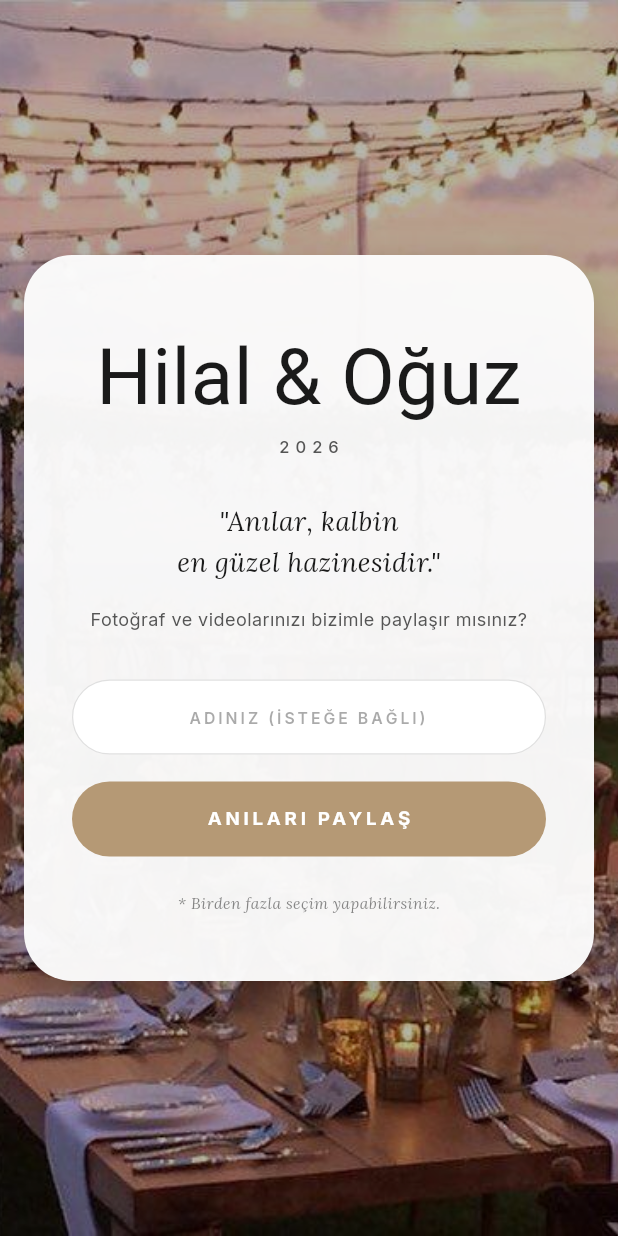
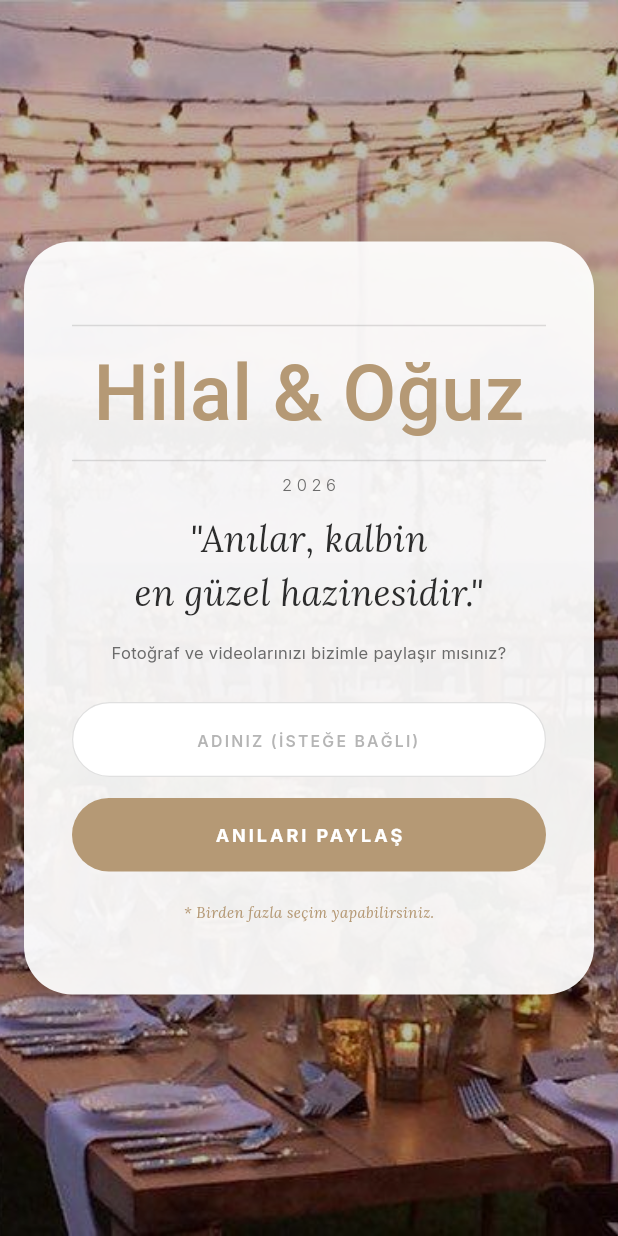
Before and after one commit to zehraygtgl/wedding-project, a Flutter app: the screen it shows after launch, on a phone screen of 412 x 824 dp. Run offline on Flutter 3.47's test engine with Material 3 defaults, Android fonts, the phone set to English and light mode, and no system bars; our stand-ins replace google_fonts; missing offline and left inert: dart:html.

Commit message:
Refactor: Update color scheme and typography for improved aesthetics and clarity
Co-authored-by: Copilot <copilot@github.com>

```diff
--- a/lib/main.dart
+++ b/lib/main.dart
@@ -39,10 +39,11 @@ class _WeddingUploadPageState extends State<WeddingUploadPage> {
 
   final TextEditingController _nameController = TextEditingController();
 
-  final Color kartBeyazi = const Color(0xFFFDFDFD);
   final Color vizonAltin = const Color(0xFFB59975);
-  final Color koyuYazi = const Color(0xFF1A1A1A);
-  final Color softYazi = const Color(0xFF555555);
+  final Color koyuYazi = const Color(
+    0xFF2C2C2C,
+  ); // Yazılar şık fontu göstersin diye optimize edildi
+  final Color softYazi = const Color(0xFF6B6B6B);
 
   @override
   void dispose() {
@@ -56,8 +57,6 @@ class _WeddingUploadPageState extends State<WeddingUploadPage> {
     uploadInput.multiple = true;
     uploadInput.accept = 'image/*,video/*';
 
-    // 💡 ÇÖZÜM: Döngü başlamadan önce girilen ismi yerel bir değişkene sabitliyoruz.
-    // Böylece 'null is not a subtype of TextEditingController' hatası KESİNLİKLE engelleniyor.
     final String staticUploaderName = _nameController.text;
 
     uploadInput.click();
@@ -99,8 +98,6 @@ class _WeddingUploadPageState extends State<WeddingUploadPage> {
           request.files.add(multipartFile);
           request.fields['filename'] = file.name;
           request.fields['mimeType'] = file.type;
-
-          // Sabitlediğimiz ismi güvenli bir şekilde gönderiyoruz
           request.fields['uploaderName'] = staticUploaderName;
 
           final streamedResponse = await request.send();
@@ -146,6 +143,7 @@ class _WeddingUploadPageState extends State<WeddingUploadPage> {
     return Scaffold(
       body: Stack(
         children: [
+          // Ahşap Salon Arka Planı
           Container(
             decoration: const BoxDecoration(
               image: DecorationImage(
@@ -154,56 +152,63 @@ class _WeddingUploadPageState extends State<WeddingUploadPage> {
               ),
             ),
           ),
-          Container(color: Colors.black.withOpacity(0.28)),
+          Container(color: Colors.black.withOpacity(0.25)),
 
           Center(
             child: Padding(
               padding: const EdgeInsets.all(16.0),
               child: Container(
-                constraints: const BoxConstraints(maxWidth: 395),
+                constraints: const BoxConstraints(maxWidth: 390),
                 decoration: BoxDecoration(
-                  color: kartBeyazi.withOpacity(0.96),
+                  color: Colors.white.withOpacity(
+                    0.93,
+                  ), // Hafif saydam asil kart
                   borderRadius: BorderRadius.circular(32),
                   boxShadow: [
                     BoxShadow(
-                      color: Colors.black.withOpacity(0.15),
-                      blurRadius: 25,
-                      offset: const Offset(0, 10),
+                      color: Colors.black.withOpacity(0.12),
+                      blurRadius: 20,
+                      offset: const Offset(0, 8),
                     ),
                   ],
                 ),
                 padding: const EdgeInsets.symmetric(
                   horizontal: 32.0,
-                  vertical: 44.0,
+                  vertical: 48.0,
                 ),
                 child: Column(
                   mainAxisSize: MainAxisSize.min,
                   children: [
+                    Divider(color: Colors.black12),
+                    // 💡 YENİ İSİM FONTU: İnce, kaba durmayan ve aşırı şık olan Baskerville / Garamond kombinasyonu
                     Text(
                       "Hilal & Oğuz",
                       style: GoogleFonts.pinyonScript(
                         fontSize:
                             52, // Kabalığı önlemek için yazı boyutunu ve rengini optimize ettik
-                        color: koyuYazi,
+                        color: vizonAltin,
+                        fontWeight: FontWeight.w500,
                       ),
                       textAlign: TextAlign.center,
                     ),
-                    const SizedBox(height: 2),
+                    Divider(color: Colors.black12),
+
                     Text(
                       "2026",
                       style: GoogleFonts.inter(
                         fontSize: 11,
-                        fontWeight: FontWeight.w500,
+                        fontWeight: FontWeight.w300,
                         color: softYazi,
-                        letterSpacing: 4,
+                        letterSpacing: 3,
                       ),
                     ),
-                    const SizedBox(height: 28),
+                    const SizedBox(height: 10),
 
+                    // 💡 ŞIİRSEL SÖZ: Çok daha asil ve modern duran şık Lora Serif yazı tipi
                     Text(
                       "\"Anılar, kalbin\nen güzel hazinesidir.\"",
                       style: GoogleFonts.lora(
-                        fontSize: 18,
+                        fontSize: 24,
                         fontStyle: FontStyle.italic,
                         fontWeight: FontWeight.w400,
                         color: koyuYazi,
@@ -211,19 +216,18 @@ class _WeddingUploadPageState extends State<WeddingUploadPage> {
                       ),
                       textAlign: TextAlign.center,
                     ),
-                    const SizedBox(height: 16),
+                    const SizedBox(height: 14),
 
                     Text(
                       "Fotoğraf ve videolarınızı bizimle paylaşır mısınız?",
                       style: GoogleFonts.inter(
-                        fontSize: 12,
+                        fontSize: 11,
                         color: softYazi,
-                        fontWeight: FontWeight.w400,
-                        letterSpacing: 0.3,
+                        letterSpacing: 0.2,
                       ),
                       textAlign: TextAlign.center,
                     ),
-                    const SizedBox(height: 32),
+                    const SizedBox(height: 25),
 
                     TextField(
                       controller: _nameController,
@@ -239,7 +243,7 @@ class _WeddingUploadPageState extends State<WeddingUploadPage> {
                           fontSize: 10.5,
                           fontWeight: FontWeight.w600,
                           color: softYazi.withOpacity(0.5),
-                          letterSpacing: 2,
+                          letterSpacing: 1.5,
                         ),
                         contentPadding: const EdgeInsets.symmetric(
                           vertical: 16,
@@ -266,7 +270,7 @@ class _WeddingUploadPageState extends State<WeddingUploadPage> {
                         ),
                       ),
                     ),
-                    const SizedBox(height: 18),
+                    const SizedBox(height: 14),
 
                     if (_isUploading) ...[
                       Column(
@@ -318,22 +322,22 @@ class _WeddingUploadPageState extends State<WeddingUploadPage> {
                           child: Text(
                             "ANILARI PAYLAŞ",
                             style: GoogleFonts.inter(
-                              fontSize: 12.5,
+                              fontSize: 12,
                               fontWeight: FontWeight.bold,
-                              letterSpacing: 2.5,
+                              letterSpacing: 2,
                             ),
                           ),
                         ),
                       ),
                     ],
-                    const SizedBox(height: 24),
+                    const SizedBox(height: 20),
 
                     Text(
                       "* Birden fazla seçim yapabilirsiniz.",
                       style: GoogleFonts.lora(
-                        fontSize: 10.5,
+                        fontSize: 10,
                         fontStyle: FontStyle.italic,
-                        color: softYazi.withOpacity(0.7),
+                        color: vizonAltin,
                       ),
                     ),
                   ],
```
